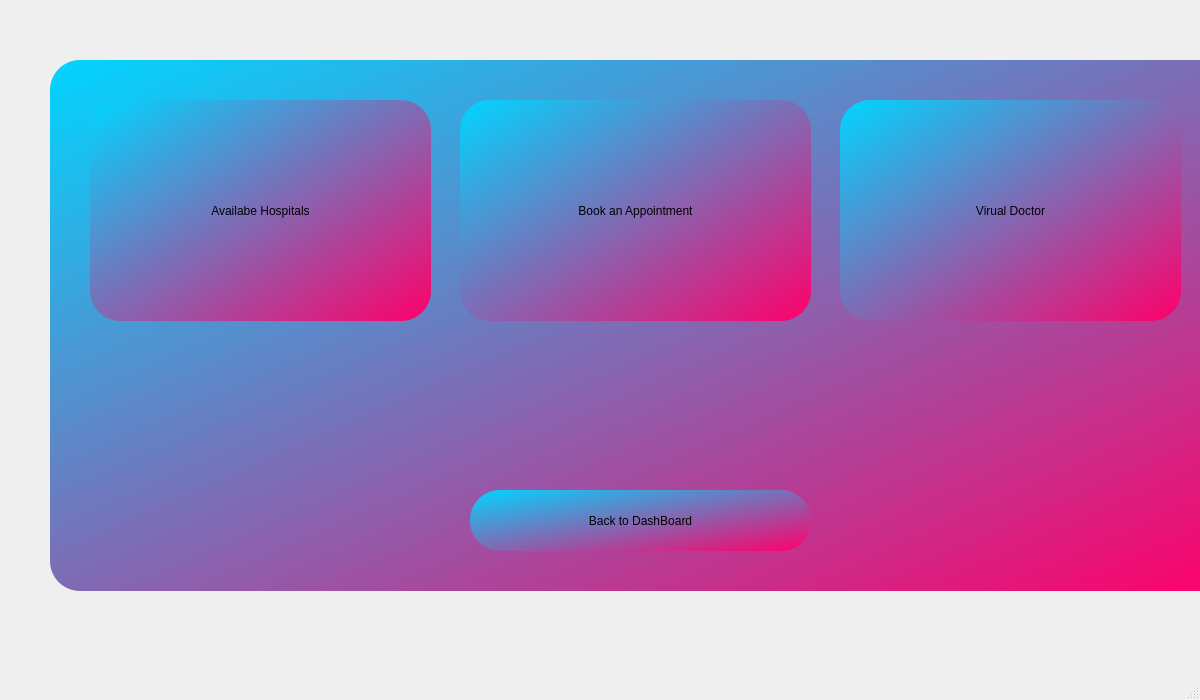
The window that CoviCURE/Forms/Hospital/hospdash.ui (ayush-regmi/CoviCURE) describes before a commit, drawn with Qt 5.
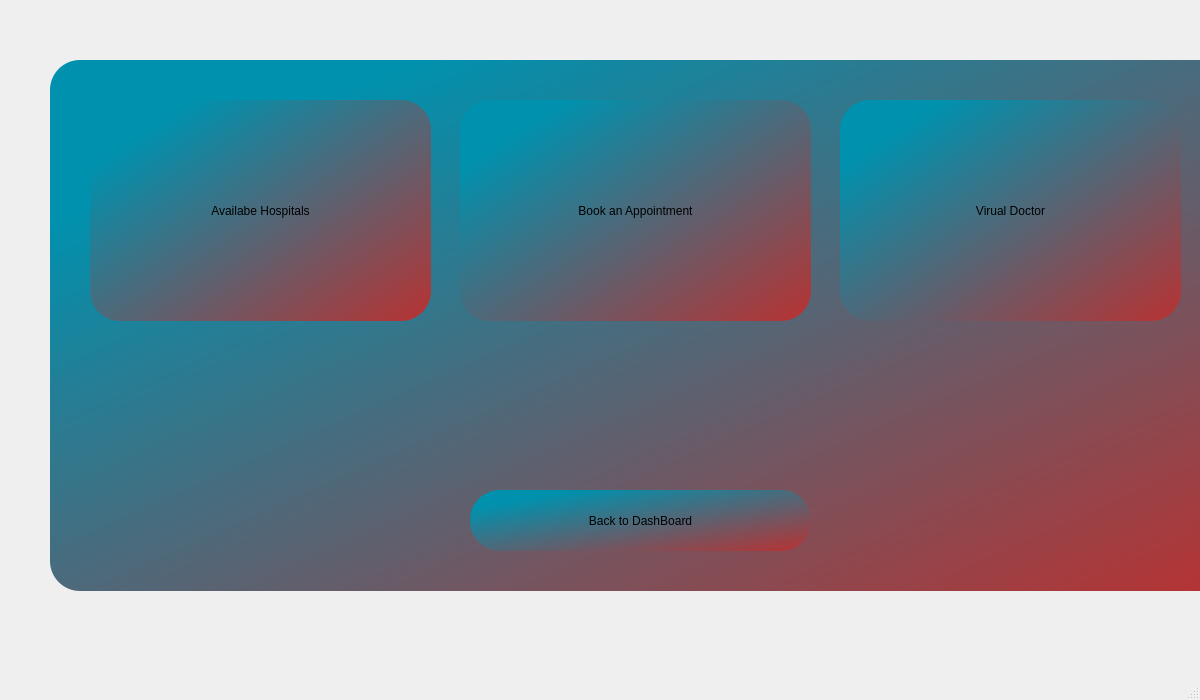
The same window after the commit.

```diff
--- a/CoviCURE/Forms/Hospital/hospdash.ui
+++ b/CoviCURE/Forms/Hospital/hospdash.ui
@@ -24,7 +24,7 @@
      </rect>
     </property>
     <property name="styleSheet">
-     <string notr="true">background-color: qlineargradient(spread:reflect, x1:0, y1:0, x2:1, y2:1, stop:0 rgba(0, 213, 255, 255), stop:1 rgba(255, 0, 106, 255));
+     <string notr="true">background-color: qlineargradient(spread:reflect, x1:0, y1:0, x2:1, y2:1, stop:0.153409 rgba(0, 145, 174, 255), stop:1 rgba(184, 50, 50, 255));
 border-radius: 30px;</string>
     </property>
     <property name="title">
```
